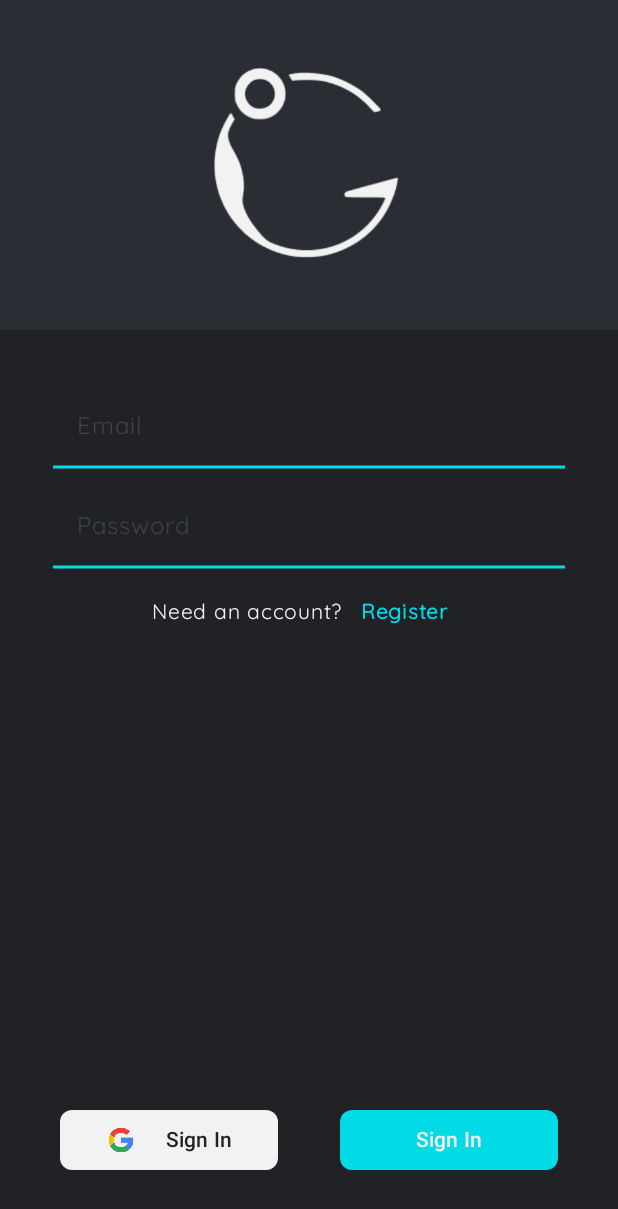
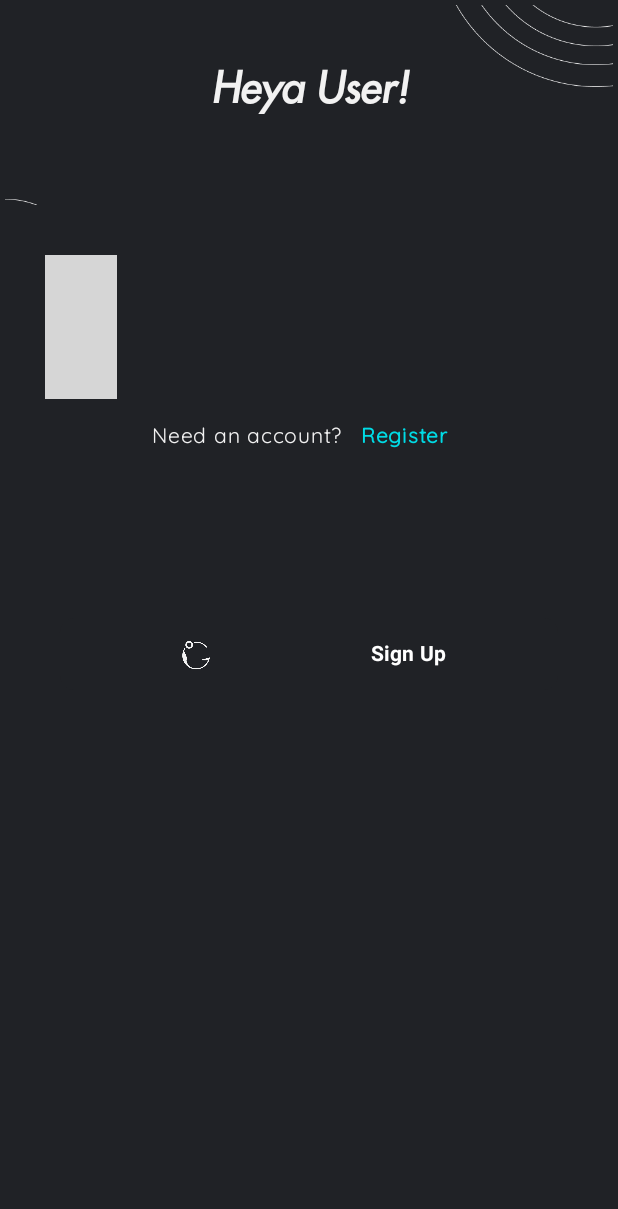
Before and after one commit to EpicBlue1/GlobeGuru, an Android app built with Jetpack Compose: the @Preview function PreviewLoginScreen, on a phone screen of 412 x 824 dp. Shown: the top 1209 px of the screen. Run offline under Robolectric (Android 15) with nearby library versions, the phone set to English and light mode, and no system bars; libraries missing offline, so code that uses them is left out: com.gandiva.neumorphic; pictures from the network do not load; 6 statements that could not run were skipped; grey boxes are pictures that could not be loaded.

Commit message:
Login Page redesign

```diff
--- a/app/src/main/java/com/example/globeguru/MainActivity.kt
+++ b/app/src/main/java/com/example/globeguru/MainActivity.kt
@@ -34,7 +34,7 @@ class MainActivity : ComponentActivity() {
 //                    Greeting("Android")
 //                    Navigation(authViewModel = authViewModel)
 //                    ConversationScreen()
-                    RegisterScreen() {
+                    LoginScreen() {
 
                     }
                 }
--- a/app/src/main/java/com/example/globeguru/screens/LoginScreen.kt
+++ b/app/src/main/java/com/example/globeguru/screens/LoginScreen.kt
@@ -5,17 +5,21 @@ import androidx.compose.foundation.Image
 import androidx.compose.foundation.background
 import androidx.compose.foundation.layout.Arrangement
 import androidx.compose.foundation.layout.Arrangement.SpaceBetween
+import androidx.compose.foundation.layout.Box
 import androidx.compose.foundation.layout.Column
 import androidx.compose.foundation.layout.Row
 import androidx.compose.foundation.layout.Spacer
+import androidx.compose.foundation.layout.fillMaxHeight
 import androidx.compose.foundation.layout.fillMaxSize
 import androidx.compose.foundation.layout.fillMaxWidth
 import androidx.compose.foundation.layout.height
 import androidx.compose.foundation.layout.padding
 import androidx.compose.foundation.layout.size
 import androidx.compose.foundation.layout.width
+import androidx.compose.foundation.rememberScrollState
 import androidx.compose.foundation.shape.RoundedCornerShape
 import androidx.compose.foundation.text.KeyboardOptions
+import androidx.compose.foundation.verticalScroll
 import androidx.compose.material3.Button
 import androidx.compose.material3.ButtonDefaults
 import androidx.compose.material3.ExperimentalMaterial3Api
@@ -36,13 +40,17 @@ import androidx.compose.ui.draw.drawBehind
 import androidx.compose.ui.focus.onFocusEvent
 import androidx.compose.ui.geometry.Offset
 import androidx.compose.ui.graphics.Color
+import androidx.compose.ui.layout.ContentScale
 import androidx.compose.ui.platform.LocalContext
 import androidx.compose.ui.res.painterResource
 import androidx.compose.ui.text.font.FontWeight
 import androidx.compose.ui.text.input.KeyboardType
+import androidx.compose.ui.text.style.TextAlign
 import androidx.compose.ui.tooling.preview.Preview
 import androidx.compose.ui.unit.dp
 import androidx.compose.ui.unit.sp
+import coil.compose.AsyncImage
+import coil.request.ImageRequest
 import com.example.globeguru.R
 import com.example.globeguru.ViewModels.AuthViewModel
 import com.example.globeguru.ui.theme.CenturyGothic
@@ -50,8 +58,15 @@ import com.example.globeguru.ui.theme.GlobeGuruTheme
 import com.example.globeguru.ui.theme.QuickSand
 import com.example.globeguru.ui.theme.appBlue
 import com.example.globeguru.ui.theme.appDarkGray
+import com.example.globeguru.ui.theme.appDarkerGray
 import com.example.globeguru.ui.theme.appLightGray
 import com.example.globeguru.ui.theme.appWhite
+import com.gandiva.neumorphic.LightSource
+import com.gandiva.neumorphic.neu
+import com.gandiva.neumorphic.shape.CornerShape
+import com.gandiva.neumorphic.shape.Flat
+import com.gandiva.neumorphic.shape.Pressed
+import com.gandiva.neumorphic.shape.RoundedCorner
 
 @OptIn(ExperimentalMaterial3Api::class)
 @Composable
@@ -64,26 +79,35 @@ fun LoginScreen(
     val uathUiState = authViewModel?.authUiState
     val error = uathUiState?.errorMessage != null
     val context = LocalContext.current
+    val defaultCornerShape: CornerShape = RoundedCorner(12.dp)
 
 
 //    var email by remember { mutableStateOf("") }
 //    var password by remember { mutableStateOf("") }
 
     Column(modifier = Modifier
-        .fillMaxSize()
+        .fillMaxSize().fillMaxHeight()
+        .verticalScroll(rememberScrollState())
         .background(appDarkGray), horizontalAlignment = Alignment.CenterHorizontally) {
         Column(modifier = Modifier
             .fillMaxWidth()
-            .height(220.dp)
-            .background(color = appLightGray),
+            .height(140.dp),
             verticalArrangement = Arrangement.Center,
             horizontalAlignment = Alignment.CenterHorizontally) {
-
-                Image(modifier = Modifier.padding(10.dp)
-    ,               painter = painterResource(id = R.drawable.logo_android),
-                    contentDescription = "Logo")
-
-                Text(modifier = Modifier.padding(10.dp), text = "Heya User!", style = MaterialTheme.typography.titleLarge, color = appWhite)
+                Box(modifier = Modifier.fillMaxWidth()){
+                    AsyncImage(
+                        model = ImageRequest.Builder(context = LocalContext.current)
+                            .data(R.drawable.background)
+                            .crossfade(true)
+                            .build(),
+                        contentDescription = "Background",
+                        modifier = Modifier
+                            .fillMaxWidth().padding(3.dp)
+                            .height(194.dp),
+                        placeholder = painterResource(R.drawable.ic_launcher_foreground),
+                        contentScale = ContentScale.FillWidth)
+                    Text(modifier = Modifier.padding(45.dp).fillMaxWidth(), textAlign = TextAlign.Center, text = "Heya User!", style = MaterialTheme.typography.titleLarge, color = appWhite)
+                }
         }
 
         if(error){
@@ -92,11 +116,13 @@ fun LoginScreen(
 
         Column(modifier = Modifier
             .padding(30.dp)
-            .fillMaxSize(),
+            .height(300.dp)
+            .fillMaxSize()
+            .fillMaxHeight(),
             verticalArrangement = Arrangement.SpaceBetween) {
 
 
-            Column() {
+            Column(modifier = Modifier) {
                 OutlinedTextField(
                     value = uathUiState?.loginEmail ?: "",
                     colors = TextFieldDefaults.outlinedTextFieldColors(
@@ -111,15 +137,13 @@ fun LoginScreen(
                     modifier = Modifier
                         .padding(5.dp)
                         .fillMaxWidth()
-                        .drawBehind {
-                            drawLine(
-                                color = appBlue,
-                                start = Offset(0f, size.height),
-                                end = Offset(size.width, size.height),
-                                strokeWidth = 2.dp.toPx()
-                            )
-                        }
-                        .padding(0.dp)
+                        .neu(
+                            lightShadowColor = appLightGray,
+                            darkShadowColor = appDarkerGray,
+                            shadowElevation = 6.dp,
+                            lightSource = LightSource.LEFT_TOP,
+                            shape = Pressed(RoundedCorner(10.dp)),
+                        )
                 )
 
                 OutlinedTextField(
@@ -136,15 +160,13 @@ fun LoginScreen(
                     modifier = Modifier
                         .padding(5.dp)
                         .fillMaxWidth()
-                        .drawBehind {
-                            drawLine(
-                                color = appBlue,
-                                start = Offset(0f, size.height),
-                                end = Offset(size.width, size.height),
-                                strokeWidth = 2.dp.toPx()
-                            )
-                        }
-                        .padding(0.dp)
+                        .neu(
+                            lightShadowColor = appLightGray,
+                            darkShadowColor = appDarkerGray,
+                            shadowElevation = 6.dp,
+                            lightSource = LightSource.LEFT_TOP,
+                            shape = Pressed(RoundedCorner(10.dp)),
+                        )
                 )
 
                 Row(modifier = Modifier.fillMaxWidth(),
@@ -167,34 +189,33 @@ fun LoginScreen(
                 verticalAlignment = Alignment.CenterVertically,
                 horizontalArrangement = SpaceBetween) {
                 Button(
-                    modifier = Modifier.width(145.dp),
+                    modifier = Modifier
+                        .fillMaxWidth()
+                        .neu(
+                            lightShadowColor = appLightGray,
+                            darkShadowColor = appDarkerGray,
+                            shadowElevation = 6.dp,
+                            lightSource = LightSource.LEFT_TOP,
+                            shape = Flat(defaultCornerShape)
+                        ),
                     onClick = { /*TODO*/ },
                     shape = RoundedCornerShape(20),
                     colors = ButtonDefaults.buttonColors(
-                        containerColor = appWhite,
-                        contentColor = appDarkGray)
+                        containerColor = appDarkGray)
                 ) {
-                    Row(modifier = Modifier,
+                    Row(modifier = Modifier.fillMaxWidth(),
                         verticalAlignment = Alignment.CenterVertically,
-                        horizontalArrangement = SpaceBetween
+                        horizontalArrangement = Arrangement.SpaceAround
                     ) {
-                        Image(modifier = Modifier.height(20.dp),
-                            painter = painterResource(id = R.drawable.google_logo),
+                        Image(modifier = Modifier
+                            .height(32.dp)
+                            .width(32.dp)
+                            .padding(top = 2.dp),
+                            contentScale = ContentScale.FillHeight,
+                            painter = painterResource(id = R.drawable.logo_android),
                             contentDescription = "Logo")
-                        Spacer(modifier = Modifier.size(20.dp))
-                        Text(text = "Sign In")
+                        Text(modifier = Modifier, fontWeight = FontWeight.Bold, text = "Sign Up")
                     }
-                }
-
-                Button(
-                    modifier = Modifier.width(145.dp),
-                    onClick = { authViewModel?.loginUser(context) },
-                    shape = RoundedCornerShape(20),
-                    colors = ButtonDefaults.buttonColors(
-                        containerColor = appBlue,
-                        contentColor = appWhite)
-                ) {
-                    Text(text = "Sign In")
                 }
             }
         }
```
Also changed, not shown: app/src/main/res/drawable/background.png (added).
